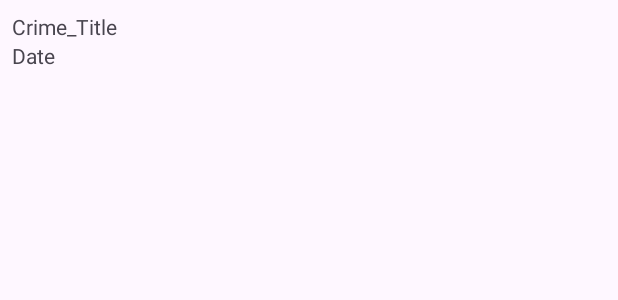
After one commit to Isaiah-Haynes/CriminalActivityApplication, an Android app: the layout list_item_crime.xml on its own in the app's theme, with its tools: preview values and no code run, on a phone screen of 412 x 824 dp. The commit adds this screen. Shown: the top 300 px of the screen. Run offline under Robolectric (Android 15) with nearby library versions, the phone set to English and light mode, and no system bars.

Commit message:
After class March 4

```diff
--- a/app/build.gradle.kts
+++ b/app/build.gradle.kts
@@ -45,6 +45,7 @@ dependencies {
     implementation("com.google.android.material:material:1.11.0")
     implementation("androidx.constraintlayout:constraintlayout:2.1.4")
     implementation("androidx.fragment:fragment-ktx:1.6.2")
+    implementation("androidx.lifecycle:lifecycle-viewmodel-ktx:2.7.0")
     testImplementation("junit:junit:4.13.2")
     androidTestImplementation("androidx.test.ext:junit:1.1.5")
     androidTestImplementation("androidx.test.espresso:espresso-core:3.5.1")
--- /dev/null
+++ b/app/src/main/res/layout/fragment_crime_list.xml
@@ -0,0 +1,6 @@
+<?xml version="1.0" encoding="utf-8"?>
+<androidx.recyclerview.widget.RecyclerView
+    xmlns:android="http://schemas.android.com/apk/res/android"
+    android:id="@+id/crime_recycler_view"
+    android:layout_width="match_parent"
+    android:layout_height="match_parent"/>
--- /dev/null
+++ b/app/src/main/res/layout/list_item_crime.xml
@@ -0,0 +1,21 @@
+<?xml version="1.0" encoding="utf-8"?>
+<LinearLayout
+    xmlns:android="http://schemas.android.com/apk/res/android"
+    android:orientation="vertical"
+    android:layout_width="match_parent"
+    android:layout_height="wrap_content"
+    android:padding="8dp">
+
+    <TextView
+        android:id="@+id/crime_title"
+        android:layout_width="match_parent"
+        android:layout_height="wrap_content"
+        android:text="Crime_Title"/>
+
+    <TextView
+        android:id="@+id/crime_date"
+        android:layout_width="match_parent"
+        android:layout_height="wrap_content"
+        android:text="Date"/>
+
+</LinearLayout>
```
Also changed, not shown: app/src/main/java/com/example/criminalintent/CrimeDetailFragment.kt (added, +66 -0 lines), app/src/main/java/com/example/criminalintent/CrimeListFragment.kt (added, +45 -0 lines), app/src/main/java/com/example/criminalintent/CrimeListViewModel.kt (added, +21 -0 lines), app/src/main/res/layout/activity_main.xml (+5 -14 lines).
